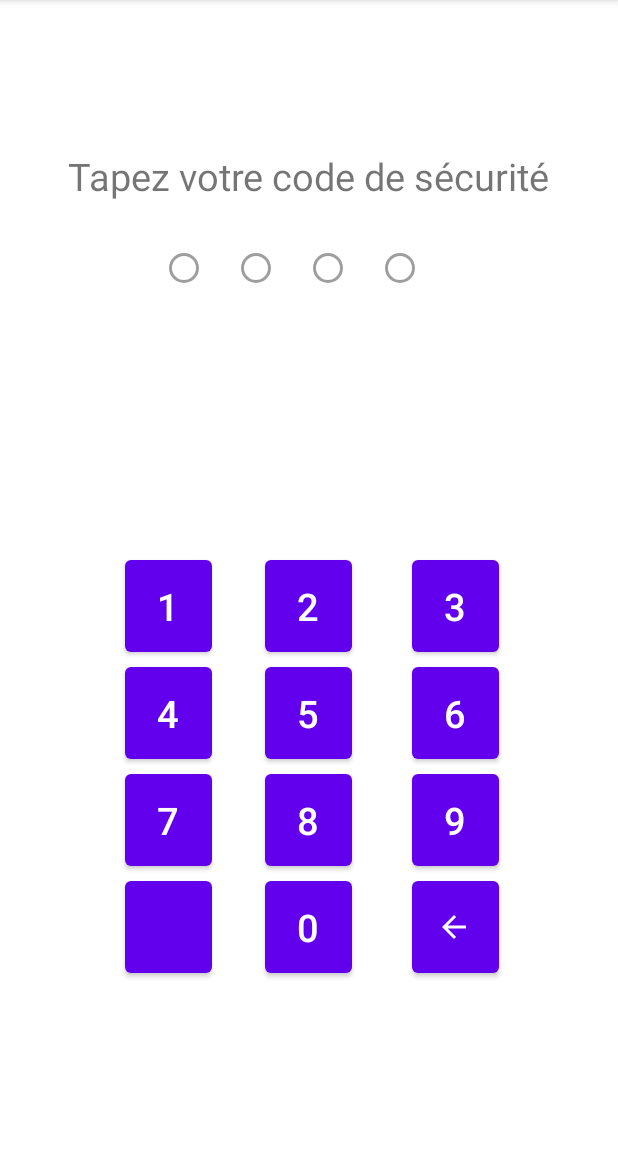
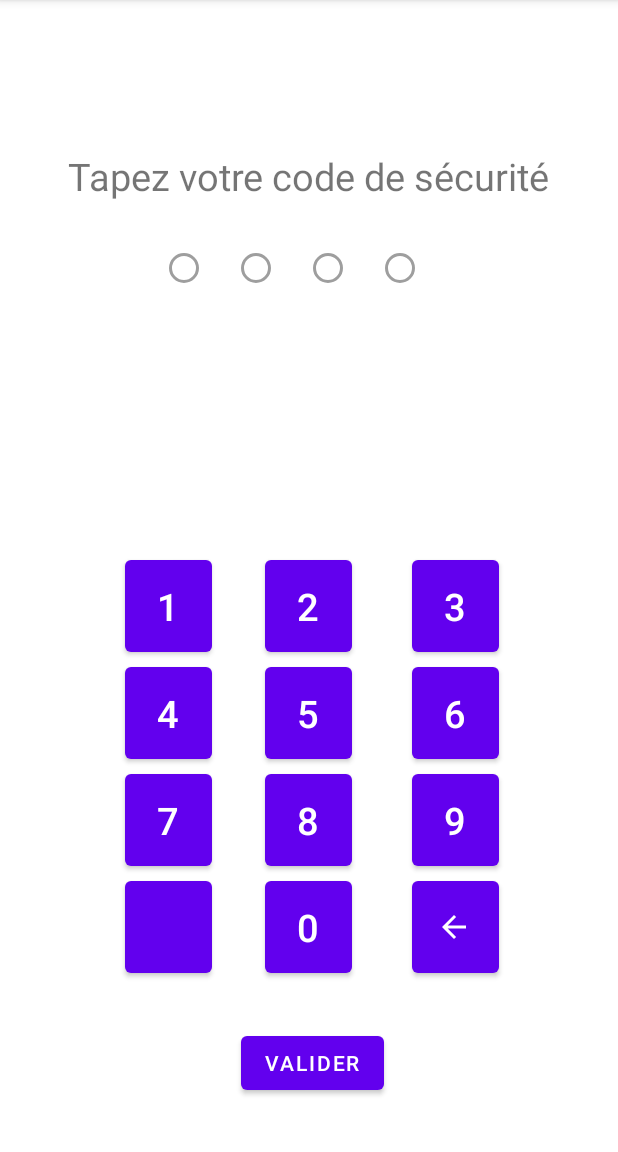
Before and after one commit to Hyzzeer/ADSA, an Android app: the screen it shows after launch (SplashActivity), on a phone screen of 412 x 824 dp, the part 84-1236 px from its top. Run offline under Robolectric (Android 15) with nearby library versions, the phone set to English and light mode, and no system bars; libraries missing offline, so code that uses them is left out: net.sqlcipher.database; 2 statements that could not run were skipped.

Commit message:
rajout du bouton ok

```diff
--- a/appkotlin/app/src/main/res/layout/activty_pin.xml
+++ b/appkotlin/app/src/main/res/layout/activty_pin.xml
@@ -41,7 +41,8 @@
         app:layout_constraintBottom_toBottomOf="@+id/button0"
         app:layout_constraintEnd_toStartOf="@+id/button0"
         app:layout_constraintStart_toStartOf="@+id/button7"
-        app:layout_constraintTop_toTopOf="@+id/button0" />
+        app:layout_constraintTop_toTopOf="@+id/button0"
+        app:layout_constraintVertical_bias="1.0" />
 
     <Button
         android:id="@+id/buttonDelete"
@@ -240,4 +241,14 @@
         app:layout_constraintStart_toStartOf="parent"
         app:layout_constraintTop_toTopOf="parent" />
 
+    <Button
+        android:id="@+id/buttonSubmit"
+        android:layout_width="wrap_content"
+        android:layout_height="wrap_content"
+        android:text="@string/valider"
+        app:layout_constraintBottom_toBottomOf="parent"
+        app:layout_constraintEnd_toEndOf="@+id/buttonDelete"
+        app:layout_constraintStart_toStartOf="@+id/buttonEmpty"
+        app:layout_constraintTop_toBottomOf="@+id/button0" />
+
 </androidx.constraintlayout.widget.ConstraintLayout>
--- a/appkotlin/app/src/main/res/values/strings.xml
+++ b/appkotlin/app/src/main/res/values/strings.xml
@@ -24,6 +24,7 @@
     <string name="button_3">3</string>
     <string name="button_5">5</string>
     <string name="tapez_votre_code_de_securite">Tapez votre code de sécurité</string>
+    <string name="valider">Valider</string>
 
 
 </resources>
```
